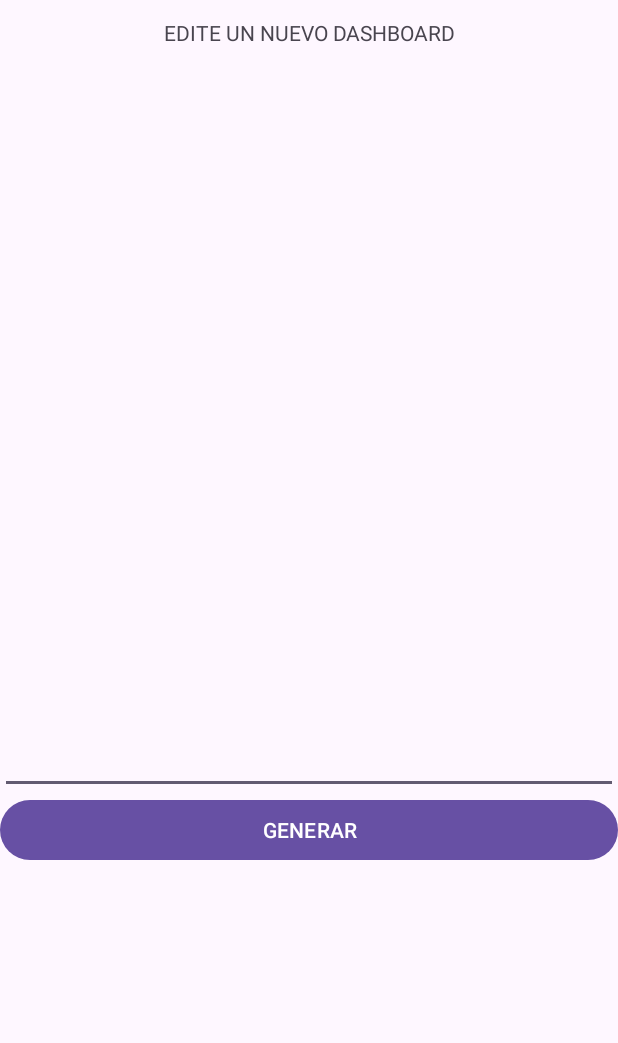
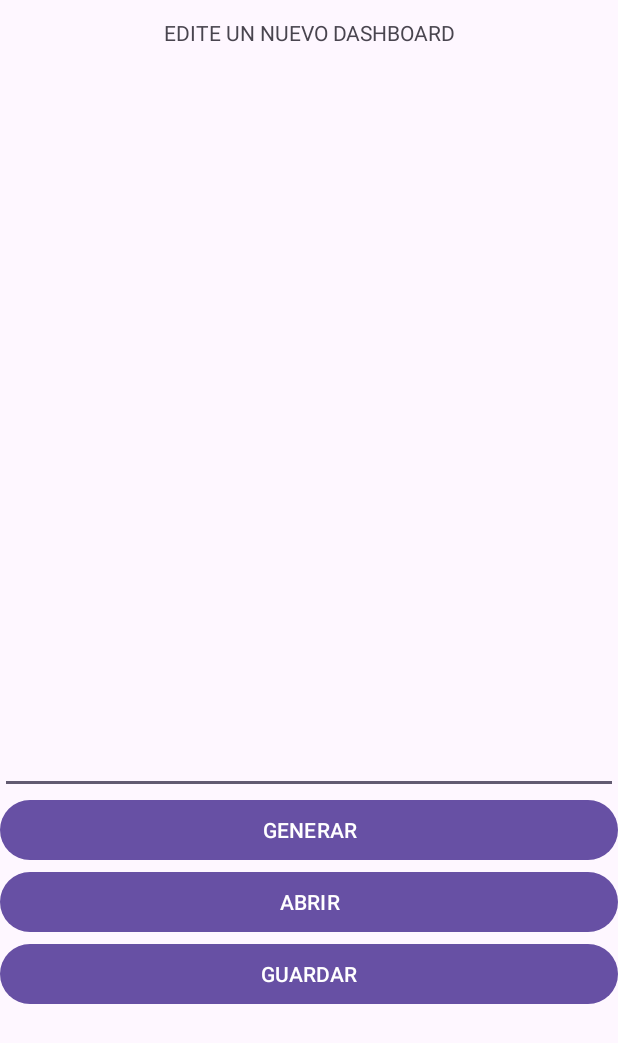
Before and after one commit to javosw/JsonGraphs_Compiladores1_2024S1, an Android app: the screen it shows after launch (MainActivity), after a tap on "GENERAR", on a phone screen of 412 x 824 dp. Shown: the top 1043 px of the screen. Run offline under Robolectric (Android 15) with nearby library versions, the phone set to English and light mode, and no system bars; libraries missing offline, so code that uses them is left out: java_cup.runtime; 17 statements that could not run were skipped.

Commit message:
se agrego las funciones para abrir json y guardar html

```diff
--- a/app/src/main/java/josq/dashb/MainActivity.java
+++ b/app/src/main/java/josq/dashb/MainActivity.java
@@ -1,48 +1,100 @@
 package josq.dashb;
 
+import android.content.Intent;
+import android.net.Uri;
 import android.os.Bundle;
 import android.view.MenuItem;
 import android.widget.PopupMenu;
 import android.view.View;
+import android.widget.Toast;
 
 import androidx.appcompat.app.AppCompatActivity;
 
 import org.apache.commons.io.IOUtils;
 
+import java.io.BufferedWriter;
 import java.io.InputStream;
+import java.io.OutputStream;
+import java.io.OutputStreamWriter;
 import java.nio.charset.StandardCharsets;
 
 import josq.dashb.databinding.ActivityMainBinding;
-import josq.lenguajes.automatas.Automatas;
 import josq.lenguajes.automatas.Ejecucion;
 import josq.lenguajes.modelos.Dashb;
 import josq.lenguajes.traduccion.HTMLinador;
 
 public class MainActivity extends AppCompatActivity {
-    private ActivityMainBinding binding;
+    private ActivityMainBinding miBinding;
+    private String miHTML;
 
+    private void writeText(Uri miUri, String miString) {
+        try {
+            OutputStream miStream = getContentResolver().openOutputStream(miUri);
+            BufferedWriter miWriter = new BufferedWriter(new OutputStreamWriter(miStream));
+            miWriter.write(miString);
+            miWriter.flush();
+            miWriter.close();
+        }
+        catch (Exception e) { Toast.makeText(this.getApplicationContext(), e.getMessage(),Toast.LENGTH_SHORT).show(); }
+    }
+
+    private String readText(Uri miUri) {
+        try {
+            InputStream myStream = getContentResolver().openInputStream(miUri);
+            return IOUtils.toString(myStream, StandardCharsets.UTF_8);
+        }
+        catch(Exception e){
+            Toast.makeText(this.getApplicationContext(), e.getMessage(),Toast.LENGTH_SHORT).show();
+        }
+        return "";
+    }
+
+    private final int INTENT_OPEN = 1;
+    private final int INTENT_SAVE = 2;
+    @Override
+    protected void onActivityResult(int requestCode, int resultCode, Intent resultData) {
+        if(resultData != null && resultData.getData() == null) {
+            Toast.makeText(this, "ACCION NO REALIZABLE",Toast.LENGTH_LONG).show();
+            return;
+        }
+
+        if(requestCode == INTENT_OPEN) miBinding.editor.setText(readText(resultData.getData()));
+        else if (requestCode == INTENT_SAVE) writeText(resultData.getData(), miHTML);
+
+        super.onActivityResult(requestCode, resultCode, resultData);
+    }
     @Override
     protected void onCreate(Bundle savedInstanceState) {
         super.onCreate(savedInstanceState);
 
-        binding = ActivityMainBinding.inflate(getLayoutInflater());
-        setContentView(binding.getRoot());
+        miBinding = ActivityMainBinding.inflate(getLayoutInflater());
+        setContentView(miBinding.getRoot());
 
-        binding.bParse.setOnClickListener(e -> {
+        miBinding.bParse.setOnClickListener(e -> {
             try {
-                Dashb miDash = Ejecucion.getDashbDesdeString(binding.editor.getText().toString());
-                String html = HTMLinador.getPage(miDash);
-                System.out.println(html);
-            } catch (Exception ex) {
-                System.out.println("@setOnClickListener: "+ex.getMessage());
-            }
+                miHTML = "";
+                Dashb miDash = Ejecucion.getDashbDesdeString(miBinding.editor.getText().toString());
+                miHTML = HTMLinador.getPage(miDash);
+                System.out.println("\n\nPARSERADO\n\n");
+
+                Intent miIntent = new Intent(Intent.ACTION_CREATE_DOCUMENT);
+                miIntent.setType("*/*");
+                miIntent.putExtra(Intent.EXTRA_TITLE, "MisGraficos.html");
+
+                startActivityForResult(miIntent, INTENT_SAVE);
+            } catch (Exception ex) { System.out.println(ex.getMessage()); }
         });
-
-        binding.graficos.setOnLongClickListener(myView -> {
+        miBinding.graficos.setOnLongClickListener(myView -> {
             showPopUpMenu(myView);
             return true;
         });
+        miBinding.bOpen.setOnClickListener(e -> {
+            Intent intent = new Intent(Intent.ACTION_GET_CONTENT);
+            intent.setType("*/*");
+            startActivityForResult(intent, INTENT_OPEN);
+        });
     }
+
     private void showPopUpMenu(View myView)
     {
         PopupMenu myMenu = new PopupMenu(this, myView);
@@ -77,7 +129,7 @@ public class MainActivity extends AppCompatActivity {
         try {
             assert myStream != null;
             String myString = IOUtils.toString(myStream, StandardCharsets.UTF_8);
-            binding.editor.setText(myString);
+            miBinding.editor.setText(myString);
             return true;
         }
         catch (Exception e) {
@@ -86,6 +138,4 @@ public class MainActivity extends AppCompatActivity {
 
         return false;
     }
-
-
 }
--- a/app/src/main/res/layout/activity_main.xml
+++ b/app/src/main/res/layout/activity_main.xml
@@ -42,6 +42,16 @@
             android:layout_width="match_parent"
             android:layout_height="wrap_content"
             android:text="GENERAR" />
+        <Button
+            android:id="@+id/b_open"
+            android:layout_width="match_parent"
+            android:layout_height="wrap_content"
+            android:text="ABRIR" />
+        <Button
+            android:id="@+id/b_save"
+            android:layout_width="match_parent"
+            android:layout_height="wrap_content"
+            android:text="GUARDAR" />
 
     </LinearLayout>
 
```
